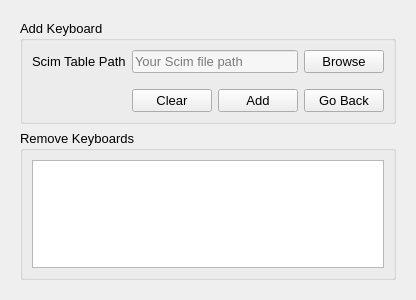
First picture: the form in view/dialog.ui, repository mohanrex/pykalappai---old, before the edit.
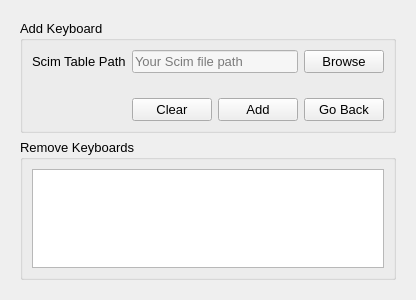
Second picture: the form after the edit. Icons and pictures are not drawn.

```diff
--- a/view/dialog.ui
+++ b/view/dialog.ui
@@ -321,6 +321,18 @@
             </property>
            </spacer>
           </item>
+          <item row="1" column="2" colspan="2">
+           <widget class="QLabel" name="error_msg">
+            <property name="font">
+             <font>
+              <pointsize>8</pointsize>
+             </font>
+            </property>
+            <property name="text">
+             <string/>
+            </property>
+           </widget>
+          </item>
          </layout>
         </widget>
        </item>
```
